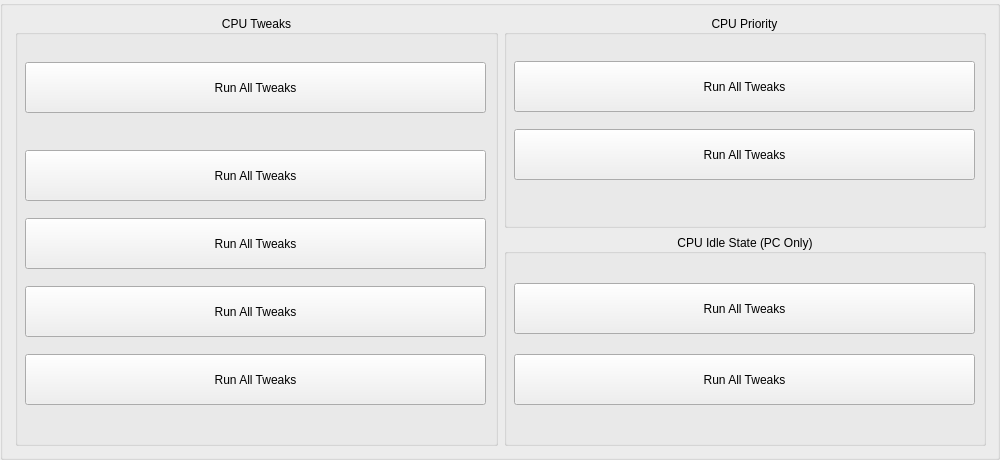
Qt form cpu_tweaks.ui (alexhebri/SwiftBoost) before a commit.
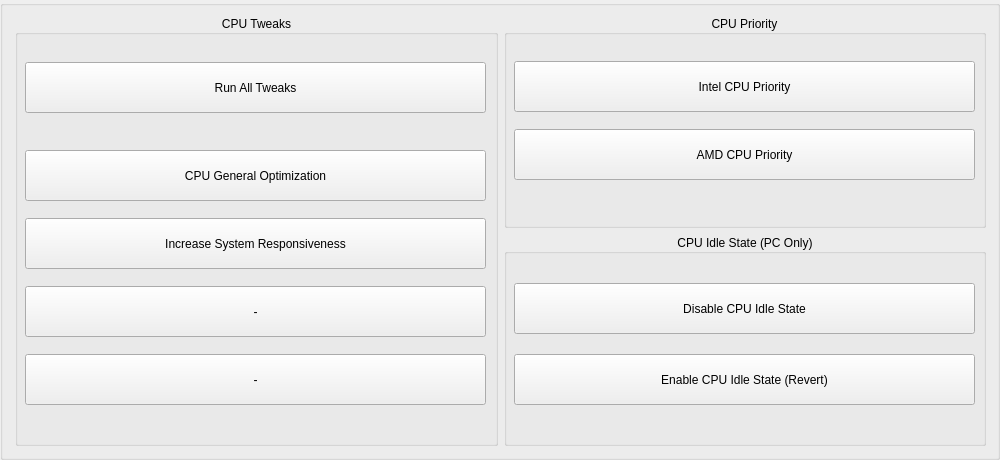
The same form after that commit.

What changed in the file:
```diff
--- a/cpu_tweaks.ui
+++ b/cpu_tweaks.ui
@@ -31,7 +31,7 @@
   <property name="windowTitle">
    <string>GroupBox</string>
   </property>
-  <widget class="QWidget" name="">
+  <widget class="QWidget" name="layoutWidget">
    <property name="geometry">
     <rect>
      <x>10</x>
@@ -61,7 +61,7 @@
       <property name="alignment">
        <set>Qt::AlignmentFlag::AlignCenter</set>
       </property>
-      <widget class="QWidget" name="">
+      <widget class="QWidget" name="layoutWidget">
        <property name="geometry">
         <rect>
          <x>10</x>
@@ -118,7 +118,7 @@
            </size>
           </property>
           <property name="text">
-           <string>Run All Tweaks</string>
+           <string>CPU General Optimization</string>
           </property>
           <property name="checkable">
            <bool>false</bool>
@@ -140,7 +140,7 @@
            </size>
           </property>
           <property name="text">
-           <string>Run All Tweaks</string>
+           <string>Increase System Responsiveness</string>
           </property>
           <property name="checkable">
            <bool>false</bool>
@@ -162,7 +162,7 @@
            </size>
           </property>
           <property name="text">
-           <string>Run All Tweaks</string>
+           <string>-</string>
           </property>
           <property name="checkable">
            <bool>false</bool>
@@ -184,7 +184,7 @@
            </size>
           </property>
           <property name="text">
-           <string>Run All Tweaks</string>
+           <string>-</string>
           </property>
           <property name="checkable">
            <bool>false</bool>
@@ -233,7 +233,7 @@
              </size>
             </property>
             <property name="text">
-             <string>Run All Tweaks</string>
+             <string>Intel CPU Priority</string>
             </property>
             <property name="checkable">
              <bool>false</bool>
@@ -255,7 +255,7 @@
              </size>
             </property>
             <property name="text">
-             <string>Run All Tweaks</string>
+             <string>AMD CPU Priority</string>
             </property>
             <property name="checkable">
              <bool>false</bool>
@@ -302,7 +302,7 @@
              </size>
             </property>
             <property name="text">
-             <string>Run All Tweaks</string>
+             <string>Disable CPU Idle State</string>
             </property>
             <property name="checkable">
              <bool>false</bool>
@@ -324,7 +324,7 @@
              </size>
             </property>
             <property name="text">
-             <string>Run All Tweaks</string>
+             <string>Enable CPU Idle State (Revert)</string>
             </property>
             <property name="checkable">
              <bool>false</bool>
```
Left out of the diff: 14 changed lines with no effect on the pictures.
